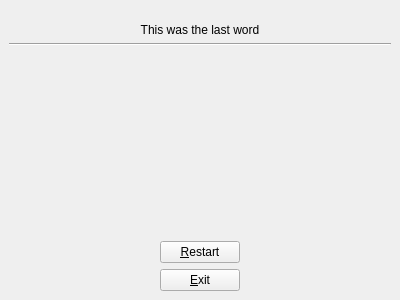
Above: src/templates/learnspellings/learnspellingssimulator.ui from BuildmLearn/BuildmLearn-Toolkit before the change. Below: the same form after it.
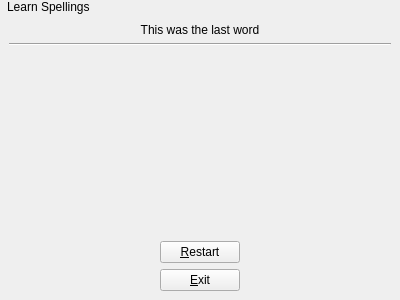
That is the form after the change. The open tabs and pages were chosen to show the change.

```diff
--- a/src/templates/learnspellings/learnspellingssimulator.ui
+++ b/src/templates/learnspellings/learnspellingssimulator.ui
@@ -27,6 +27,15 @@
     <number>0</number>
    </property>
    <item>
+    <widget class="QWidget" name="widget" native="true">
+     <layout class="QHBoxLayout" name="horizontalLayout">
+      <property name="spacing">
+       <number>0</number>
+      </property>
+      <property name="margin">
+       <number>0</number>
+      </property>
+      <item>
     <widget class="QLabel" name="m_learnspellingBar">
      <property name="text">
       <string/>
@@ -34,6 +43,22 @@
     </widget>
    </item>
    <item>
+       <widget class="QLabel" name="m_barText">
+        <property name="sizePolicy">
+         <sizepolicy hsizetype="Expanding" vsizetype="Preferred">
+          <horstretch>0</horstretch>
+          <verstretch>0</verstretch>
+         </sizepolicy>
+        </property>
+        <property name="text">
+         <string>Learn Spellings</string>
+        </property>
+       </widget>
+      </item>
+     </layout>
+    </widget>
+   </item>
+   <item>
     <widget class="QStackedWidget" name="m_phoneWidget">
      <property name="sizePolicy">
       <sizepolicy hsizetype="Preferred" vsizetype="Expanding">
```
Left out of the diff: 2 changed lines with no effect on the pictures. Lines whose indentation alone changed are shown as unchanged.
